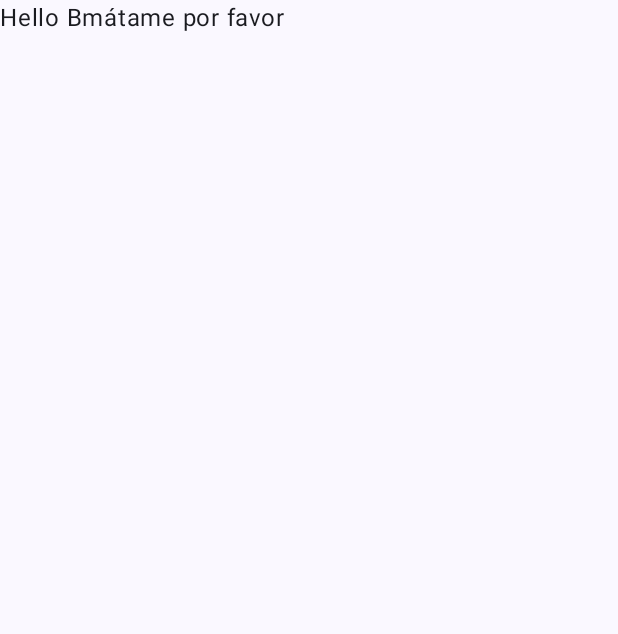
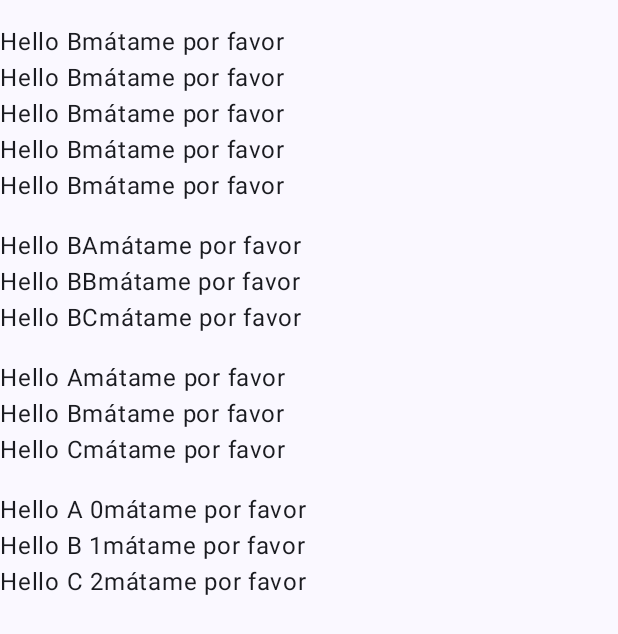
Before and after one commit to Public0Static1Void/android_repo, an Android app built with Jetpack Compose: the screen it shows after launch (MainActivity), on a phone screen of 412 x 824 dp. Shown: the top 634 px of the screen. Run offline under Robolectric (Android 15) with nearby library versions, the phone set to English and light mode, and no system bars.

Commit message:
For examples

```diff
--- a/app/src/main/java/com/example/android/MainActivity.kt
+++ b/app/src/main/java/com/example/android/MainActivity.kt
@@ -4,13 +4,17 @@ import android.os.Bundle
 import android.util.Log
 import androidx.activity.ComponentActivity
 import androidx.activity.compose.setContent
+import androidx.compose.foundation.layout.Column
+import androidx.compose.foundation.layout.Spacer
 import androidx.compose.foundation.layout.fillMaxSize
+import androidx.compose.foundation.layout.height
 import androidx.compose.material3.MaterialTheme
 import androidx.compose.material3.Surface
 import androidx.compose.material3.Text
 import androidx.compose.runtime.Composable
 import androidx.compose.ui.Modifier
 import androidx.compose.ui.tooling.preview.Preview
+import androidx.compose.ui.unit.dp
 import com.example.android.ui.theme.AndroidTheme
 
 class MainActivity : ComponentActivity() {
@@ -20,7 +24,29 @@ class MainActivity : ComponentActivity() {
             AndroidTheme {
                 // A surface container using the 'background' color from the theme
                 Surface(modifier = Modifier.fillMaxSize(), color = MaterialTheme.colorScheme.background) {
-                    PrintOnScreen("b", "null")
+                    Column(){
+                        val names = listOf("a","b","c")
+
+                        Spacer(modifier = Modifier.height(16.dp))
+                        for (i in 1 .. 5){
+                            PrintOnScreen("b", "null")
+                        }
+
+                        Spacer(modifier = Modifier.height(16.dp))
+                        for (i in names){
+                            PrintOnScreen("b" + i, "null")
+                        }
+
+                        Spacer(modifier = Modifier.height(16.dp))
+                        names.forEach{name ->
+                            PrintOnScreen(name)
+                        }
+
+                        Spacer(modifier = Modifier.height(16.dp))
+                        names.forEachIndexed{index, name ->
+                            PrintOnScreen(name + " " + index.toString())
+                        }
+                    }
                 }
             }
         }
@@ -28,7 +54,7 @@ class MainActivity : ComponentActivity() {
 }
 
 @Composable
-fun PrintOnScreen(name: String?, name2: String?, modifier: Modifier = Modifier) {
+fun PrintOnScreen(name: String?, name2: String? = "sale solo", modifier: Modifier = Modifier) {
 
     var xDDDDDDD = "mátame por favor"
 
```
